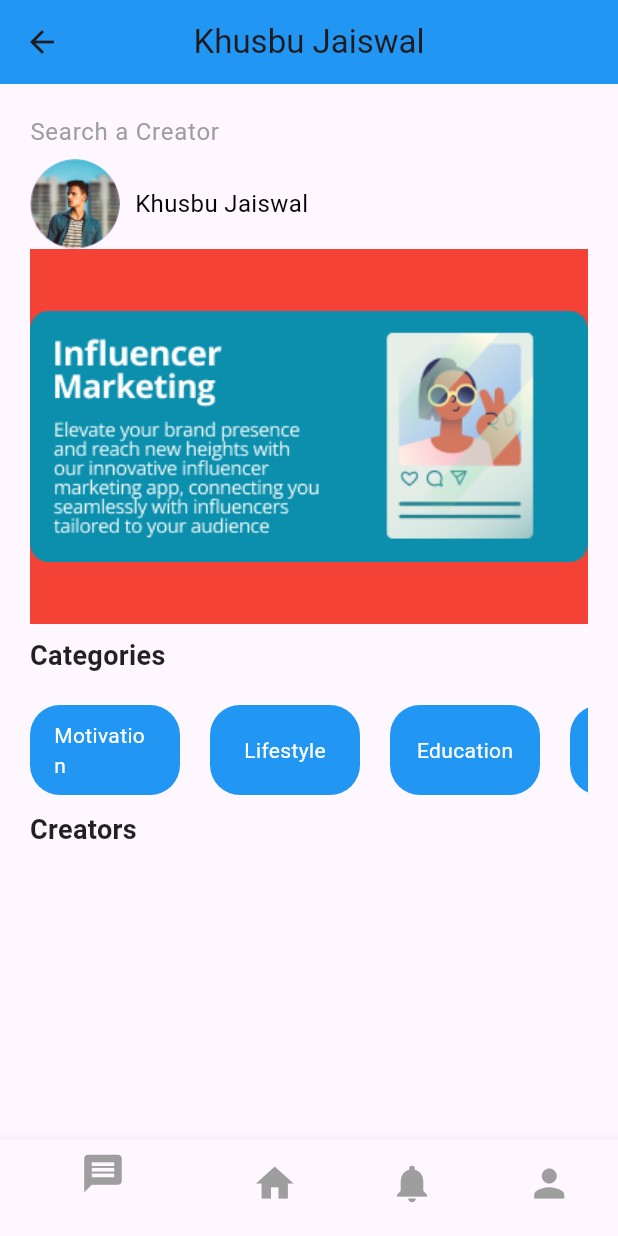
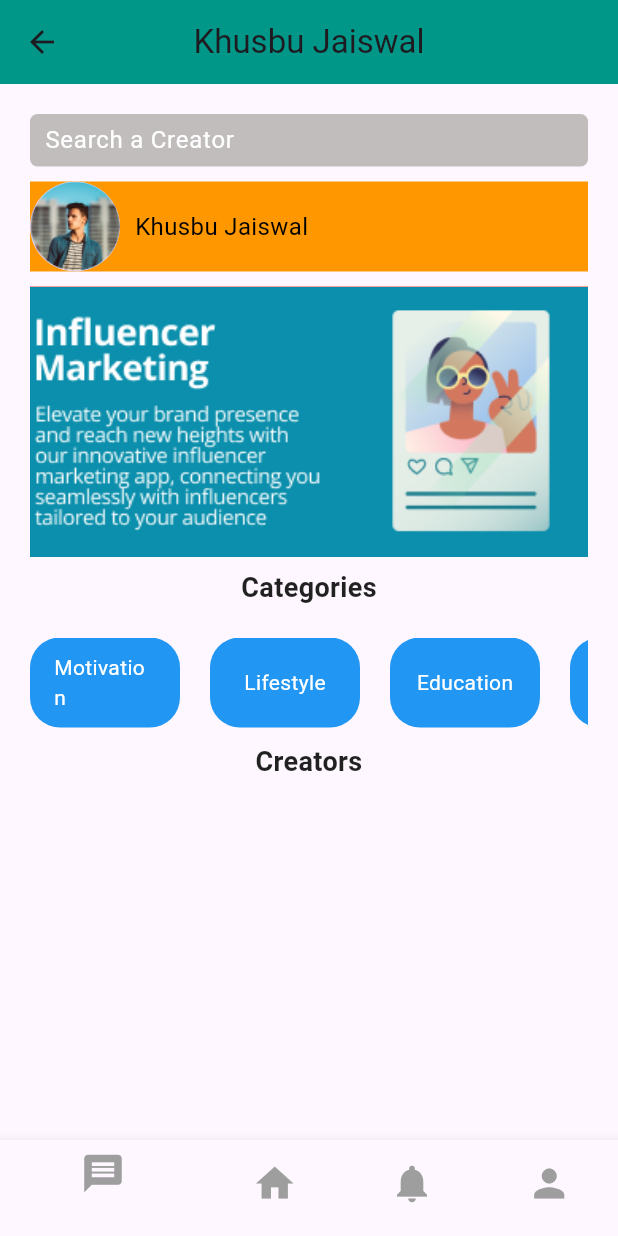
Before and after one commit to KhusbuJays01/TrendMasterApp, a Flutter app: the CompanyHomePage screen opened directly, on a phone screen of 412 x 824 dp. Run offline on Flutter 3.47's test engine with Material 3 defaults, Android fonts, the phone set to English and light mode, and no system bars; our stand-ins replace google_fonts.

Commit message:
company home page half final

```diff
--- a/lib/main.dart
+++ b/lib/main.dart
@@ -32,10 +32,11 @@ class MyApp  extends StatelessWidget {
         routes: {
           // "/": (context) => LoginPage(),
           // "/": (context) => HomePage(),
-          // "/": (context) => CreatorPage(),
-          "/": (context) => InfluencerProfile(),
+          // "/": (context) => CreatorsPage(),
+          "/": (context) => CompanyHomePage(),
+
+          // "/": (context) => InfluencerProfile(),
           //    "/": (context) => LoginPage(),
-
         }
     );
   }
--- a/lib/pages/company_home_page.dart
+++ b/lib/pages/company_home_page.dart
@@ -39,30 +39,47 @@ class CompanyHomePage extends StatelessWidget {
   @override
   Widget build(BuildContext context) {
     return Scaffold(
+
+      //App Bar Start
       appBar: AppBar(
         title: Text("Khusbu Jaiswal"),
         centerTitle: true,
-        backgroundColor: Colors.blue,
       ),
       body: Padding(
         padding: const EdgeInsets.only(left: 20, top: 20, right: 20),
         child: Column(
-          mainAxisAlignment: MainAxisAlignment.start,
-          crossAxisAlignment: CrossAxisAlignment.start,
           children: [
+
+
+            //Search Bar Start
             Container(
-              width: 150,
-              height: 20,
+
+              height: 35,
+              decoration: BoxDecoration(borderRadius: BorderRadius.circular(5), color: Color(0xFFC2BDBD),),
+
+              child: Column(
+                mainAxisAlignment: MainAxisAlignment.center,
+                crossAxisAlignment: CrossAxisAlignment.center,
+                children: [
+                  Padding(
+                    padding: const EdgeInsets.only(left: 10.0),
                     child: TextField(
-                style: TextStyle(color: Colors.white),
+                      style: TextStyle(color: Colors.black),
                       decoration: InputDecoration.collapsed(
                         hintText: "Search a Creator",
-                  hintStyle: TextStyle(color: Colors.grey),
+                        hintStyle: TextStyle(color: Colors.white),
                       ),
                     ),
                   ),
+                ],
+              ),
+            ),
             SizedBox(height: 10),
-            Row(
+
+            // Profile Section
+            Container(
+              color: Colors.orange,
+              child: Row(
                 children: [
                   CircleAvatar(
                     radius: 30,
@@ -83,19 +100,32 @@ class CompanyHomePage extends StatelessWidget {
                   ),
                 ],
               ),
-            SizedBox(height: 0),
+            ),
+            SizedBox(height: 10),
+
+
             Container(
+
               color: Colors.red,
-              height: 250,
-              width: 450,
+              height: 180,
+
+              // width: 450,
               child: PageView.builder(
                 itemCount: images.length,
                 itemBuilder: (context, index) {
-                  return Image.asset(images[index]);
+                  return Image.asset(images[index], fit: BoxFit.cover,
+                  );
                 },
               ),
             ),
             SizedBox(height: 8),
+
+            //Category Section
+            Column(
+              // mainAxisAlignment: MainAxisAlignment.start,
+              // crossAxisAlignment: CrossAxisAlignment.start,
+
+              children: [
                 Text(
                   'Categories', // Add the location here
                   style: TextStyle(
@@ -103,7 +133,9 @@ class CompanyHomePage extends StatelessWidget {
                     fontWeight: FontWeight.bold,
                     color: Colors.black87,
                   ),
-              textAlign: TextAlign.center,
+                  // textAlign: TextAlign.start,
+                ),
+              ],
             ),
             SizedBox(height: 20),
             Container(
```
Lines whose indentation alone changed are shown as unchanged.
